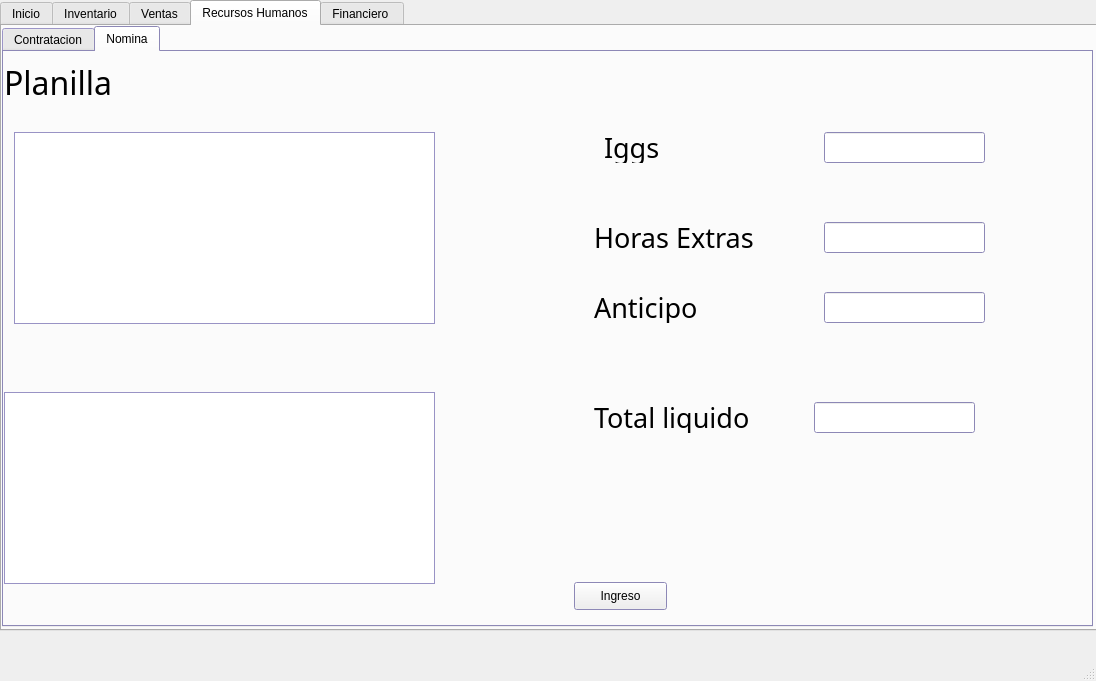
This is Views/principal.ui in AngelAndreCotocCuzal/Proyecto_teoria_de_sistemas as Qt 5 draws it before an edit. The edited form follows.
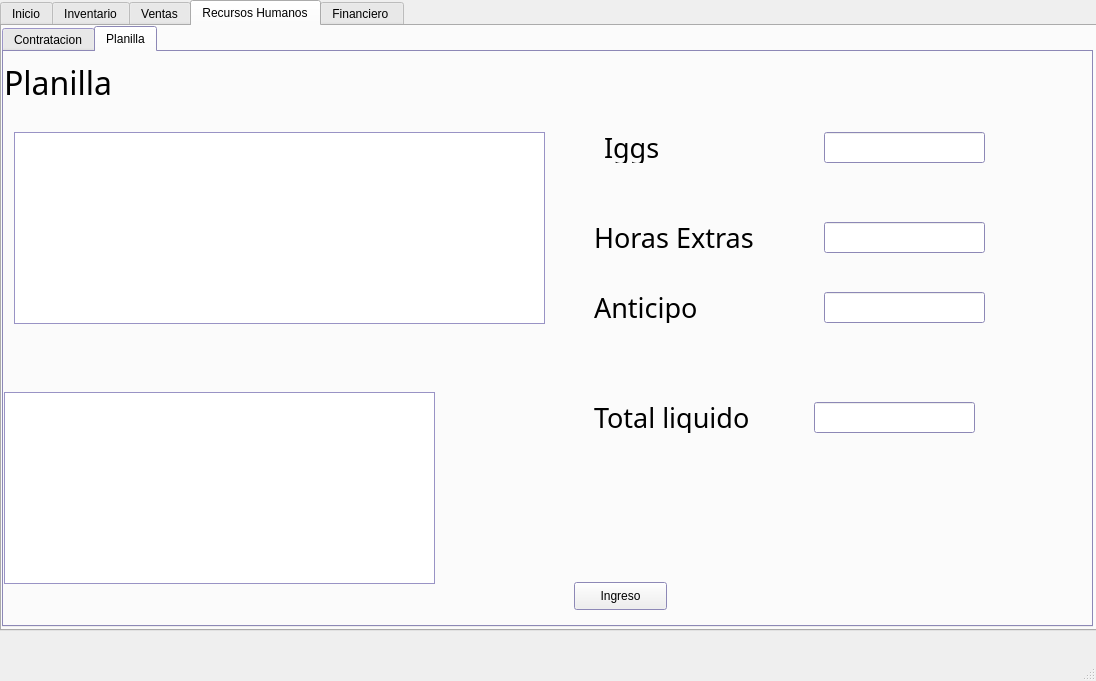
This is the edited form. The open tabs and pages were chosen to show the change.

Commit message: contratacion finalizada

```diff
--- a/Views/principal.ui
+++ b/Views/principal.ui
@@ -2023,7 +2023,7 @@
       </widget>
       <widget class="QWidget" name="Compras_2">
        <attribute name="title">
-        <string>Nomina</string>
+        <string>Planilla</string>
        </attribute>
        <widget class="QLabel" name="label_29">
         <property name="geometry">
@@ -2078,7 +2078,7 @@
          <rect>
           <x>10</x>
           <y>80</y>
-          <width>421</width>
+          <width>531</width>
           <height>192</height>
          </rect>
         </property>
```
Left out of the diff: 2 changed lines with no effect on the pictures.
